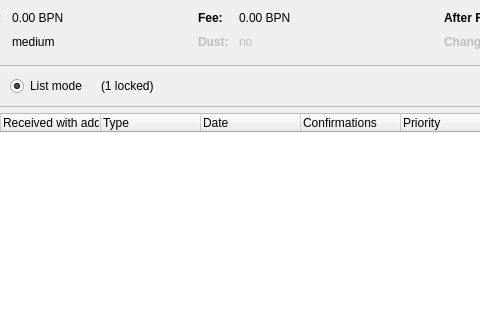
First picture: the form in src/qt/forms/coincontroldialog.ui, repository BlockPanther/BlockPanther, before the edit; both pictures show x 311 to 791 and y 0 to 320 of the 1000 by 500 pixel window.
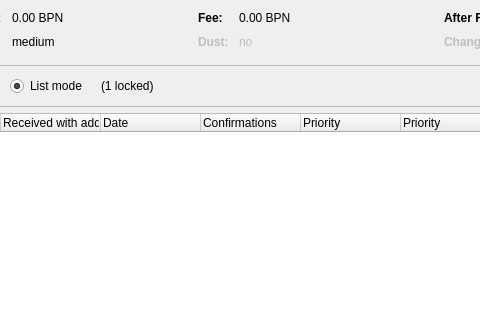
Second picture: the form after the edit. Custom widgets are drawn as their Qt base class.

Commit message:
Corrected CoinControl Headers
Corrected CoinControl Headers to report back in the correct layout.

What changed in the file:
```diff
--- a/src/qt/forms/coincontroldialog.ui
+++ b/src/qt/forms/coincontroldialog.ui
@@ -475,11 +475,6 @@
        <string>Received with address</string>
       </property>
      </column>
-     <column>
-      <property name="text">
-       <string>Type</string>
-      </property>
-     </column>
      <column>
       <property name="text">
        <string>Date</string>
@@ -488,6 +483,11 @@
      <column>
       <property name="text">
        <string>Confirmations</string>
+      </property>
+     </column>
+     <column>
+      <property name="text">
+       <string>Priority</string>
       </property>
       <property name="toolTip">
        <string>Confirmed</string>
```
